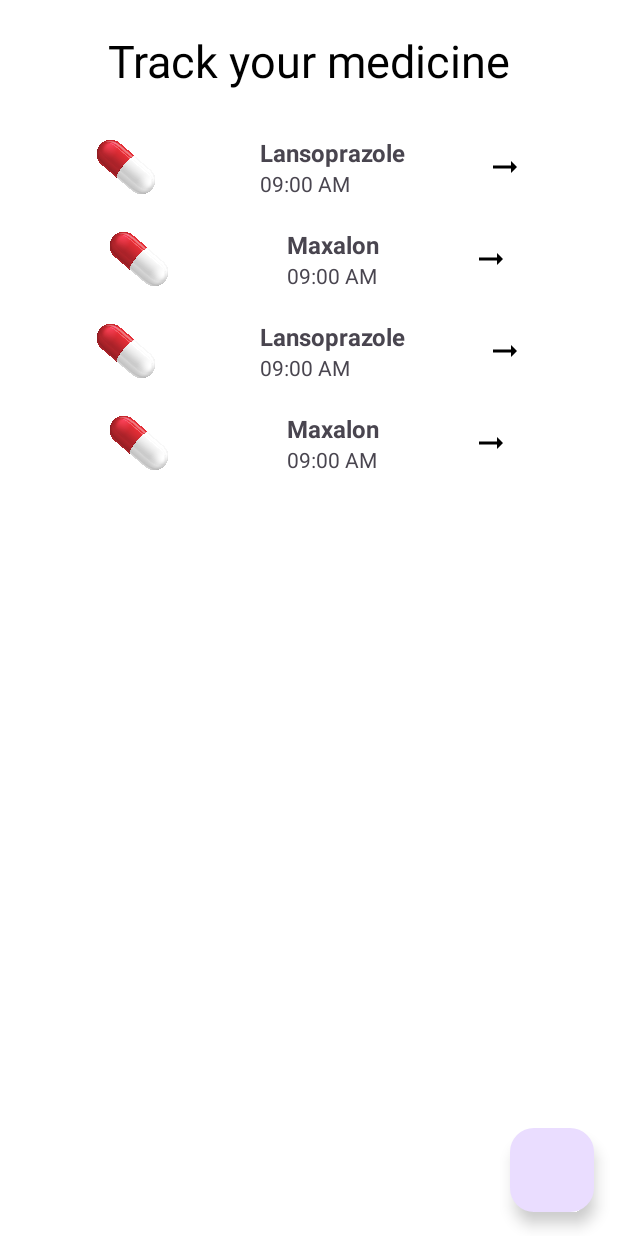
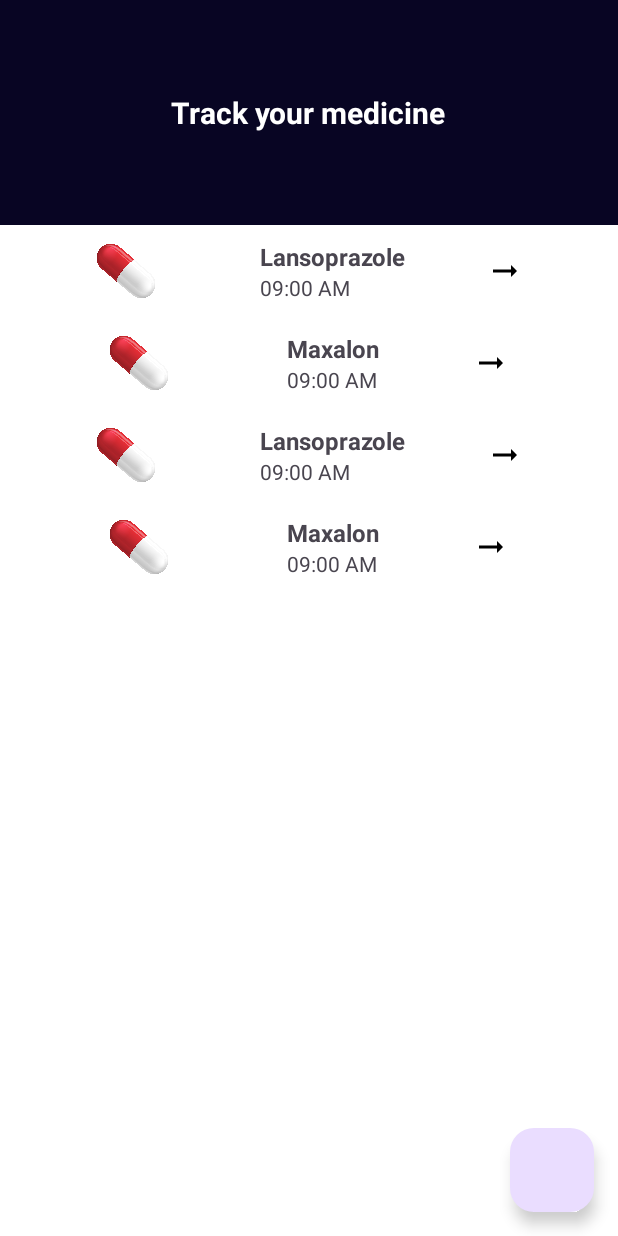
Before and after one commit to 23Mandla/MedicationTracker, an Android app: the MainActivity screen opened directly, with no data from a screen before it, on a phone screen of 412 x 824 dp. Run offline under Robolectric (Android 15) with nearby library versions, the phone set to English and light mode, and no system bars; our stand-ins replace Room's generated code, data binding.

Commit message:
Updated user interface

```diff
--- a/app/src/main/java/com/health/medicationtracker/ui/main/MainActivity.java
+++ b/app/src/main/java/com/health/medicationtracker/ui/main/MainActivity.java
@@ -1,9 +1,15 @@
 package com.health.medicationtracker.ui.main;
 
+import android.graphics.drawable.ColorDrawable;
+import android.os.Build;
 import android.os.Bundle;
+import android.view.View;
+import android.view.Window;
+import android.view.WindowManager;
 
 import androidx.activity.EdgeToEdge;
 import androidx.appcompat.app.AppCompatActivity;
+import androidx.core.content.ContextCompat;
 import androidx.core.graphics.Insets;
 import androidx.core.view.ViewCompat;
 import androidx.core.view.WindowInsetsCompat;
@@ -20,6 +26,7 @@ import com.health.medicationtracker.ui.adapter.MedicationAdapter;
 import com.health.medicationtracker.viewmodel.MedicationViewModel;
 
 import java.util.ArrayList;
+import java.util.Objects;
 
 public class MainActivity extends AppCompatActivity {
     //data source
@@ -42,6 +49,15 @@ public class MainActivity extends AppCompatActivity {
             v.setPadding(systemBars.left, systemBars.top, systemBars.right, systemBars.bottom);
             return insets;
         });
+
+        //TODO perhaps target icons depending on how the theme look
+        Window window = getWindow();
+        // Clear FLAG_TRANSLUCENT_STATUS flag:
+        window.clearFlags(WindowManager.LayoutParams.FLAG_TRANSLUCENT_STATUS);
+        // Add FLAG_DRAWS_SYSTEM_BAR_BACKGROUNDS flag to the window:
+        window.addFlags(WindowManager.LayoutParams.FLAG_DRAWS_SYSTEM_BAR_BACKGROUNDS);
+        // Finally change the color:
+        window.setStatusBarColor(ContextCompat.getColor(this, R.color.navy));
 
         //data binding
         binding_main_activity = DataBindingUtil.setContentView(this, R.layout.activity_main);
--- a/app/src/main/res/layout/activity_main.xml
+++ b/app/src/main/res/layout/activity_main.xml
@@ -12,26 +12,34 @@
         android:fitsSystemWindows="true"
         tools:context=".ui.main.MainActivity">
 
-        <TextView
-            android:id="@+id/main_heading"
-            android:layout_width="wrap_content"
-            android:layout_height="wrap_content"
-            android:text="Track your medicine"
-            android:textColor="@color/black"
-            android:textSize="30sp"
-            android:layout_marginTop="20dp"
-            app:layout_constraintEnd_toEndOf="parent"
+        <LinearLayout
+            android:id="@+id/header"
+            android:layout_width="0dp"
+            android:layout_height="150dp"
+            android:background="@color/navy"
+            android:gravity="center"
+            android:orientation="horizontal"
+            app:layout_constraintTop_toTopOf="parent"
             app:layout_constraintStart_toStartOf="parent"
-            app:layout_constraintTop_toTopOf="parent" />
+            app:layout_constraintEnd_toEndOf="parent">
+
+            <TextView
+                android:id="@+id/main_heading"
+                android:layout_width="wrap_content"
+                android:layout_height="wrap_content"
+                android:text="Track your medicine"
+                android:textColor="@android:color/white"
+                android:textSize="20sp"
+                android:textStyle="bold"/>
+        </LinearLayout>
 
         <androidx.recyclerview.widget.RecyclerView
             android:layout_width="match_parent"
             android:layout_height="wrap_content"
             android:id="@+id/recycler_view"
-            android:layout_marginTop="20dp"
             app:layout_constraintEnd_toEndOf="parent"
             app:layout_constraintStart_toStartOf="parent"
-            app:layout_constraintTop_toBottomOf="@id/main_heading" />
+            app:layout_constraintTop_toBottomOf="@id/header" />
 
         <com.google.android.material.floatingactionbutton.FloatingActionButton
             android:layout_width="wrap_content"
```
